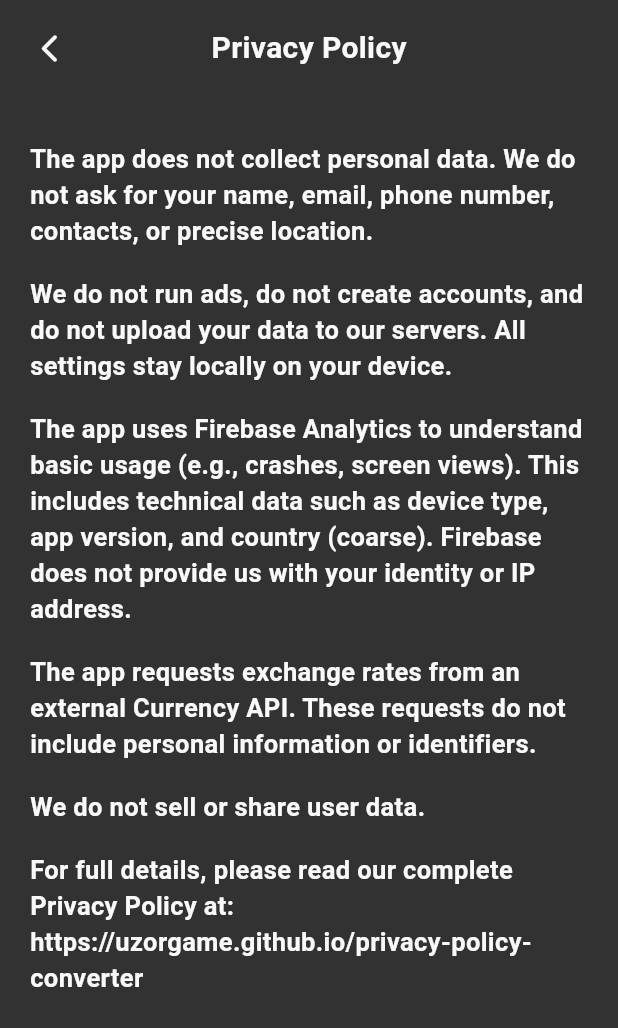
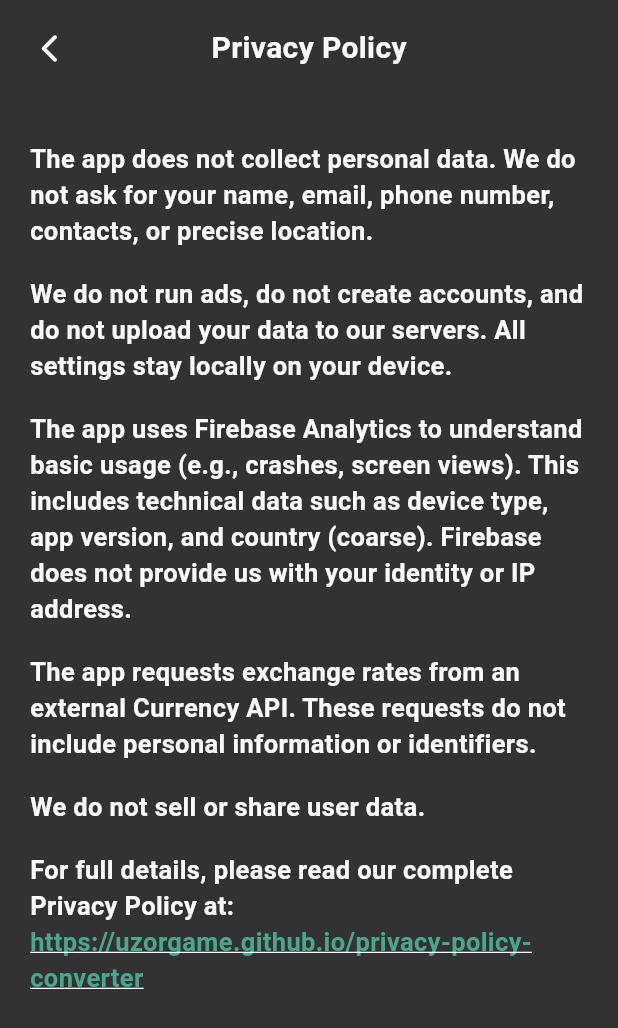
Before and after one commit to uzorgame/CurrencyConverter-Web, a Flutter app: the PrivacyPolicyPage screen opened directly with empty values, on a phone screen of 412 x 824 dp. Shown: the top 1028 px of the screen. Run offline on Flutter 3.47's test engine with Material 3 defaults, Android fonts, the light colour scheme and no system bars; Roboto replaces fonts that are missing (SF Pro Display).

Commit message:
Make privacy policy link tappable

```diff
--- a/lib/main.dart
+++ b/lib/main.dart
@@ -1,4 +1,6 @@
+import 'package:flutter/gestures.dart';
 import 'package:flutter/material.dart';
+import 'package:url_launcher/url_launcher.dart';
 
 void main() {
   runApp(const CurrencyApp());
@@ -74,7 +76,8 @@ class AppStrings {
           'The app requests exchange rates from an external Currency API. These requests do not include personal information or identifiers.',
       'privacyNoSell': 'We do not sell or share user data.',
       'privacyFullDetails':
-          'For full details, please read our complete Privacy Policy at:\nhttps://uzorgame.github.io/privacy-policy-converter',
+          'For full details, please read our complete Privacy Policy at:',
+      'privacyPolicyUrl': 'https://uzorgame.github.io/privacy-policy-converter',
     },
     'UK': {
       'appTitle': 'Конвертер валют',
@@ -93,8 +96,8 @@ class AppStrings {
       'privacyCurrencyApi':
           'Додаток запитує курси валют у зовнішнього Currency API. Ці запити не містять персональної інформації чи ідентифікаторів.',
       'privacyNoSell': 'Ми не продаємо та не передаємо дані користувачів.',
-      'privacyFullDetails':
-          'Повну версію ви можете прочитати тут:\nhttps://uzorgame.github.io/privacy-policy-converter',
+      'privacyFullDetails': 'Повну версію ви можете прочитати тут:',
+      'privacyPolicyUrl': 'https://uzorgame.github.io/privacy-policy-converter',
     },
   };
 
@@ -1304,6 +1307,18 @@ class PrivacyPolicyPage extends StatelessWidget {
 
   final String language;
 
+  Future<void> _openPrivacyPolicy(BuildContext context) async {
+    final privacyPolicyUri = Uri.parse(AppStrings.of(language, 'privacyPolicyUrl'));
+
+    if (!await launchUrl(privacyPolicyUri, mode: LaunchMode.externalApplication)) {
+      if (context.mounted) {
+        ScaffoldMessenger.of(context).showSnackBar(
+          const SnackBar(content: Text('Could not open the link')),
+        );
+      }
+    }
+  }
+
   @override
   Widget build(BuildContext context) {
     return Scaffold(
@@ -1335,8 +1350,22 @@ class PrivacyPolicyPage extends StatelessWidget {
                         ),
                       ),
                     ),
-                    Text(
-                      AppStrings.of(language, 'privacyFullDetails'),
+                    Text.rich(
+                      TextSpan(
+                        text: AppStrings.of(language, 'privacyFullDetails'),
+                        children: [
+                          const TextSpan(text: '\n'),
+                          TextSpan(
+                            text: AppStrings.of(language, 'privacyPolicyUrl'),
+                            style: const TextStyle(
+                              color: _AppColors.textDate,
+                              decoration: TextDecoration.underline,
+                            ),
+                            recognizer: TapGestureRecognizer()
+                              ..onTap = () => _openPrivacyPolicy(context),
+                          ),
+                        ],
+                      ),
                       style: const TextStyle(
                         color: _AppColors.textMain,
                         fontSize: 17,
--- a/pubspec.yaml
+++ b/pubspec.yaml
@@ -30,6 +30,8 @@ environment:
 dependencies:
   flutter:
     sdk: flutter
+
+  url_launcher: ^6.3.0
 
   # The following adds the Cupertino Icons font to your application.
   # Use with the CupertinoIcons class for iOS style icons.
```
